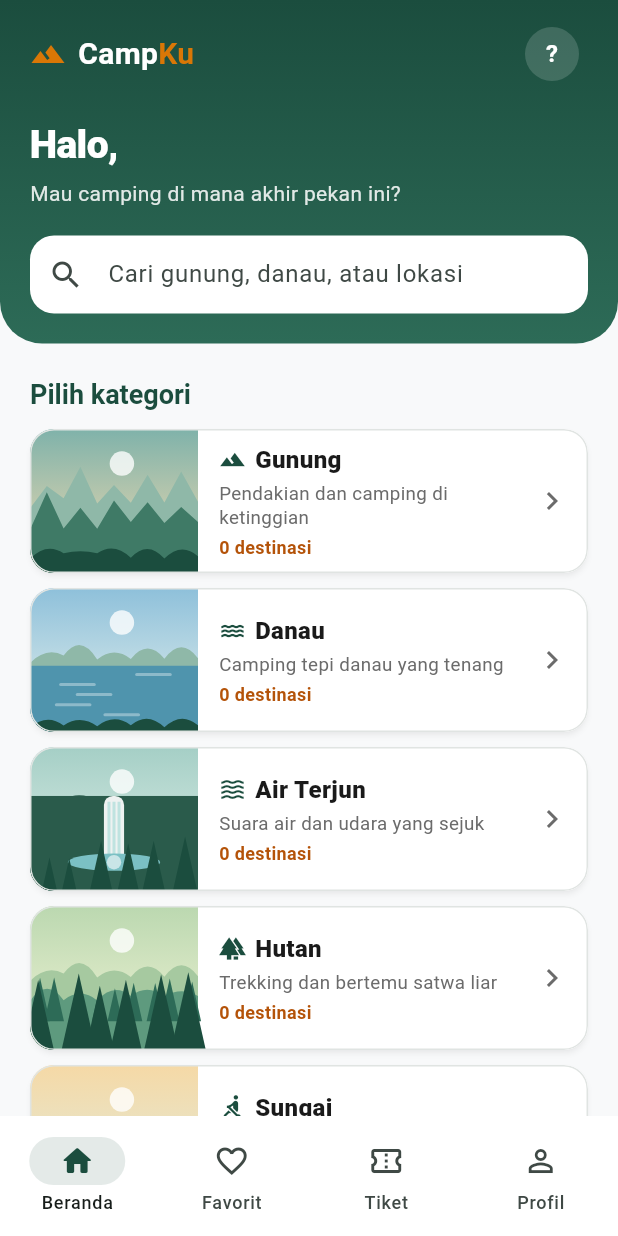
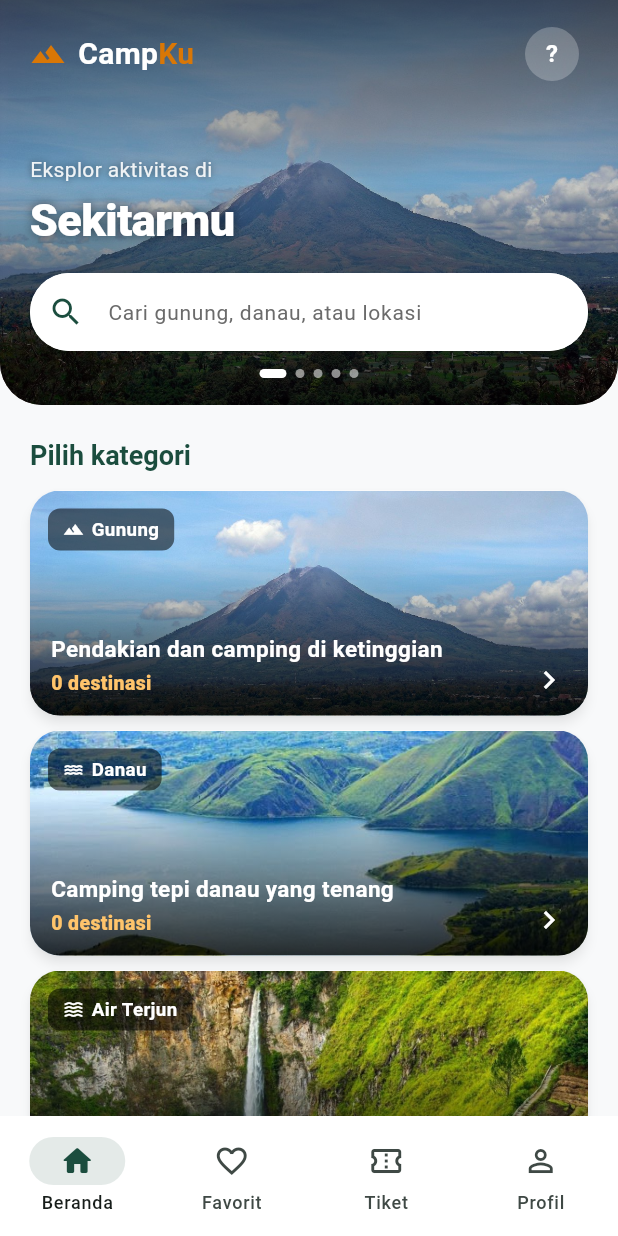
Before and after one commit to ZulfikriHarahap/campku, a Flutter app: the DashboardScreen screen opened directly, on a phone screen of 412 x 824 dp. Run offline on Flutter 3.47's test engine with Material 3 defaults, Android fonts, the phone set to English and light mode, and no system bars; our stand-ins replace cloud_firestore, firebase_core; accounts and stored records are empty.

Commit message:
menambahkan gambar untuk ditampilkan di card kategori

```diff
--- a/lib/data/destinations_data.dart
+++ b/lib/data/destinations_data.dart
@@ -8,6 +8,10 @@ class Category {
 
   /// Kalimat singkat yang tampil di kartu kategori pada beranda.
   final String tagline;
+
+  /// Foto representatif kategori, dipakai di header & kartu kategori beranda.
+  String get imageAsset =>
+      'assets/images/category_${label.toLowerCase().replaceAll(' ', '_')}.jpg';
 }
 
 const List<Category> kCategories = [
--- a/lib/screens/dashboard/dashboard_screen.dart
+++ b/lib/screens/dashboard/dashboard_screen.dart
@@ -1,3 +1,5 @@
+import 'dart:async';
+
 import 'package:flutter/material.dart';
 import 'package:flutter/services.dart';
 
@@ -33,6 +35,11 @@ class _DashboardScreenState extends State<DashboardScreen> {
   final DestinationService _destinations = DestinationService.instance;
   final BookingService _bookings = BookingService.instance;
 
+  // Header beranda: foto latar yang bergeser otomatis.
+  final PageController _bannerController = PageController();
+  Timer? _bannerTimer;
+  int _bannerPage = 0;
+
   AppUser? get _user => AuthService.currentUser;
   Set<String> get _favorites => AuthService.favorites;
   bool get _isAdmin => _user?.isAdmin ?? false;
@@ -49,10 +56,21 @@ class _DashboardScreenState extends State<DashboardScreen> {
     _destinations.addListener(_onDestinationsChanged);
     // Muat ulang jumlah "Booking menunggu" di profil admin.
     _bookings.addListener(_onDestinationsChanged);
+    _bannerTimer = Timer.periodic(const Duration(seconds: 4), (_) {
+      if (!mounted || !_bannerController.hasClients) return;
+      final next = (_bannerPage + 1) % kCategories.length;
+      _bannerController.animateToPage(
+        next,
+        duration: const Duration(milliseconds: 700),
+        curve: Curves.easeInOut,
+      );
+    });
   }
 
   @override
   void dispose() {
+    _bannerTimer?.cancel();
+    _bannerController.dispose();
     _destinations.removeListener(_onDestinationsChanged);
     _bookings.removeListener(_onDestinationsChanged);
     _searchController.dispose();
@@ -313,8 +331,50 @@ class _DashboardScreenState extends State<DashboardScreen> {
 
   Widget _homeHeader() {
     final user = _user;
-    return _headerShell(
-      bottom: 20,
+    final top = MediaQuery.paddingOf(context).top;
+
+    return ClipRRect(
+      borderRadius: const BorderRadius.vertical(bottom: Radius.circular(28)),
+      child: SizedBox(
+        height: top + 270,
+        child: Stack(
+          fit: StackFit.expand,
+          children: [
+            // Foto latar yang bergeser sendiri tiap beberapa detik.
+            PageView.builder(
+              controller: _bannerController,
+              itemCount: kCategories.length,
+              onPageChanged: (i) => setState(() => _bannerPage = i),
+              itemBuilder: (_, i) => Image.asset(
+                kCategories[i].imageAsset,
+                fit: BoxFit.cover,
+                excludeFromSemantics: true,
+                errorBuilder: (_, __, ___) => Container(
+                  decoration: const BoxDecoration(
+                    gradient: LinearGradient(
+                      begin: Alignment.topCenter,
+                      end: Alignment.bottomCenter,
+                      colors: [kPrimary, kPrimaryLight],
+                    ),
+                  ),
+                ),
+              ),
+            ),
+            // Lapisan gelap supaya teks & logo tetap terbaca di atas foto.
+            const IgnorePointer(
+              child: DecoratedBox(
+                decoration: BoxDecoration(
+                  gradient: LinearGradient(
+                    begin: Alignment.topCenter,
+                    end: Alignment.bottomCenter,
+                    colors: [Color(0x99000000), Color(0x33000000), Color(0xB3000000)],
+                    stops: [0, 0.45, 1],
+                  ),
+                ),
+              ),
+            ),
+            Padding(
+              padding: EdgeInsets.fromLTRB(20, top + 12, 20, 18),
               child: Column(
                 crossAxisAlignment: CrossAxisAlignment.start,
                 children: [
@@ -324,13 +384,15 @@ class _DashboardScreenState extends State<DashboardScreen> {
                       const SizedBox(width: 8),
                       const Text.rich(
                         TextSpan(
-                  style: TextStyle(fontSize: 20, fontWeight: FontWeight.bold),
+                          style: TextStyle(
+                              fontSize: 20, fontWeight: FontWeight.bold),
                           children: [
                             TextSpan(
                               text: 'Camp',
                               style: TextStyle(color: Colors.white),
                             ),
-                    TextSpan(text: 'Ku', style: TextStyle(color: kAccent)),
+                            TextSpan(
+                                text: 'Ku', style: TextStyle(color: kAccent)),
                           ],
                         ),
                       ),
@@ -345,7 +407,7 @@ class _DashboardScreenState extends State<DashboardScreen> {
                             padding: const EdgeInsets.all(6),
                             child: CircleAvatar(
                               radius: 18,
-                      backgroundColor: Colors.white.withAlpha(40),
+                              backgroundColor: Colors.white.withAlpha(60),
                               child: Text(
                                 user?.initial ?? 'P',
                                 style: const TextStyle(
@@ -359,36 +421,72 @@ class _DashboardScreenState extends State<DashboardScreen> {
                       ),
                     ],
                   ),
-          const SizedBox(height: 18),
+                  const Spacer(),
                   Text(
-            'Halo, ${user?.firstName ?? 'Petualang'}',
-            style: const TextStyle(
+                    'Eksplor aktivitas di',
+                    style: TextStyle(
+                      color: Colors.white.withAlpha(230),
+                      fontSize: 14,
+                      shadows: const [Shadow(blurRadius: 6, color: Colors.black54)],
+                    ),
+                  ),
+                  const SizedBox(height: 2),
+                  const Text(
+                    'Sekitarmu',
+                    style: TextStyle(
                       color: Colors.white,
-              fontSize: 26,
+                      fontSize: 30,
                       fontWeight: FontWeight.w800,
                       letterSpacing: -0.4,
+                      shadows: [Shadow(blurRadius: 8, color: Colors.black54)],
                     ),
                   ),
-          const SizedBox(height: 4),
-          Text(
-            'Mau camping di mana akhir pekan ini?',
-            style: TextStyle(color: Colors.white.withAlpha(220), fontSize: 14),
+                  const SizedBox(height: 14),
+                  _searchField(),
+                  const SizedBox(height: 12),
+                  Center(child: _bannerDots()),
+                ],
               ),
-          const SizedBox(height: 18),
-          _searchField(),
+            ),
           ],
+        ),
       ),
     );
   }
 
+  /// Titik penanda foto latar yang sedang tampil.
+  Widget _bannerDots() {
+    return Row(
+      mainAxisSize: MainAxisSize.min,
+      children: [
+        for (var i = 0; i < kCategories.length; i++)
+          AnimatedContainer(
+            duration: const Duration(milliseconds: 250),
+            margin: const EdgeInsets.symmetric(horizontal: 3),
+            width: i == _bannerPage ? 18 : 6,
+            height: 6,
+            decoration: BoxDecoration(
+              color: i == _bannerPage ? Colors.white : Colors.white54,
+              borderRadius: BorderRadius.circular(3),
+            ),
+          ),
+      ],
+    );
+  }
+
   Widget _searchField() {
-    return TextField(
+    return Material(
+      elevation: 4,
+      shadowColor: Colors.black45,
+      borderRadius: BorderRadius.circular(30),
+      child: TextField(
         controller: _searchController,
         onChanged: (v) => setState(() => _query = v),
         textInputAction: TextInputAction.search,
         decoration: InputDecoration(
           hintText: 'Cari gunung, danau, atau lokasi',
-        prefixIcon: const Icon(Icons.search),
+          hintStyle: const TextStyle(color: kTextMuted, fontSize: 14),
+          prefixIcon: const Icon(Icons.search, color: kPrimary),
           suffixIcon: _query.isEmpty
               ? null
               : IconButton(
@@ -400,8 +498,9 @@ class _DashboardScreenState extends State<DashboardScreen> {
           fillColor: Colors.white,
           contentPadding: const EdgeInsets.symmetric(vertical: 14),
           border: OutlineInputBorder(
-          borderRadius: BorderRadius.circular(16),
+            borderRadius: BorderRadius.circular(30),
             borderSide: BorderSide.none,
+          ),
         ),
       ),
     );
@@ -431,79 +530,65 @@ class _DashboardScreenState extends State<DashboardScreen> {
 
   Widget _categoryCard(int index) {
     final c = kCategories[index];
-    final inCategory = _destinations.byCategory(c.label);
-    final count = inCategory.length;
+    final count = _destinations.byCategory(c.label).length;
 
     return Semantics(
       button: true,
       label: 'Buka kategori ${c.label}, $count destinasi',
       child: Card(
-        elevation: 1.5,
+        elevation: 3,
         color: kCardBg,
         surfaceTintColor: Colors.transparent,
-        shadowColor: Colors.black26,
+        shadowColor: Colors.black38,
         clipBehavior: Clip.antiAlias,
         margin: EdgeInsets.zero,
-        shape: RoundedRectangleBorder(
-          borderRadius: BorderRadius.circular(16),
-          side: const BorderSide(color: kBorder),
-        ),
+        shape: RoundedRectangleBorder(borderRadius: BorderRadius.circular(20)),
         child: InkWell(
           onTap: () => _openCategory(c),
           child: SizedBox(
-            height: 96,
-            child: Row(
+            height: 150,
+            child: Stack(
+              fit: StackFit.expand,
               children: [
-                SizedBox(
-                  width: 112,
-                  height: double.infinity,
-                  // Kategori bisa kosong jika admin menghapus semua isinya.
-                  child: inCategory.isEmpty
-                      ? LandscapeArt(category: c.label)
-                      : DestinationImage(destination: inCategory.first),
+                Image.asset(
+                  c.imageAsset,
+                  fit: BoxFit.cover,
+                  excludeFromSemantics: true,
+                  // Cadangan jika foto belum ada: ilustrasi lanskap.
+                  errorBuilder: (_, __, ___) =>
+                      LandscapeArt(category: c.label),
                 ),
-                Expanded(
-                  child: Padding(
-                    padding: const EdgeInsets.fromLTRB(14, 0, 8, 0),
-                    child: Column(
-                      mainAxisAlignment: MainAxisAlignment.center,
-                      crossAxisAlignment: CrossAxisAlignment.start,
-                      children: [
-                        Row(
-                          children: [
-                            Icon(c.icon, size: 18, color: kPrimary),
-                            const SizedBox(width: 6),
-                            Flexible(
-                              child: Text(
-                                c.label,
-                                maxLines: 1,
-                                overflow: TextOverflow.ellipsis,
-                                style: const TextStyle(
-                                  fontWeight: FontWeight.w800,
-                                  fontSize: 16,
-                                  color: kTextDark,
+                const DecoratedBox(
+                  decoration: BoxDecoration(
+                    gradient: LinearGradient(
+                      begin: Alignment.topCenter,
+                      end: Alignment.bottomCenter,
+                      colors: [Color(0x00000000), Color(0xCC000000)],
+                      stops: [0.3, 1],
                     ),
                   ),
                 ),
-                          ],
+                // Label kategori di pojok kiri atas, seperti referensi.
+                Positioned(
+                  top: 12,
+                  left: 12,
+                  child: Container(
+                    padding: const EdgeInsets.symmetric(
+                        horizontal: 10, vertical: 5),
+                    decoration: BoxDecoration(
+                      color: Colors.black54,
+                      borderRadius: BorderRadius.circular(8),
                     ),
-                        const SizedBox(height: 3),
+                    child: Row(
+                      mainAxisSize: MainAxisSize.min,
+                      children: [
+                        Icon(c.icon, size: 14, color: Colors.white),
+                        const SizedBox(width: 5),
                         Text(
-                          c.tagline,
-                          maxLines: 2,
-                          overflow: TextOverflow.ellipsis,
+                          c.label,
                           style: const TextStyle(
-                            color: kTextMuted,
+                            color: Colors.white,
                             fontSize: 12.5,
-                            height: 1.25,
-                          ),
-                        ),
-                        const SizedBox(height: 3),
-                        Text(
-                          '$count destinasi',
-                          style: const TextStyle(
-                            color: kAccentText,
-                            fontSize: 12,
                             fontWeight: FontWeight.w700,
                           ),
                         ),
@@ -511,9 +596,45 @@ class _DashboardScreenState extends State<DashboardScreen> {
                     ),
                   ),
                 ),
-                Padding(
-                  padding: const EdgeInsets.only(right: 12),
-                  child: const Icon(Icons.chevron_right, color: kTextMuted),
+                Positioned(
+                  left: 14,
+                  right: 14,
+                  bottom: 12,
+                  child: Row(
+                    crossAxisAlignment: CrossAxisAlignment.end,
+                    children: [
+                      Expanded(
+                        child: Column(
+                          crossAxisAlignment: CrossAxisAlignment.start,
+                          mainAxisSize: MainAxisSize.min,
+                          children: [
+                            Text(
+                              c.tagline,
+                              maxLines: 2,
+                              overflow: TextOverflow.ellipsis,
+                              style: const TextStyle(
+                                color: Colors.white,
+                                fontSize: 15,
+                                fontWeight: FontWeight.w700,
+                                height: 1.2,
+                              ),
+                            ),
+                            const SizedBox(height: 4),
+                            Text(
+                              '$count destinasi',
+                              style: const TextStyle(
+                                color: Color(0xFFFFC46B),
+                                fontSize: 13,
+                                fontWeight: FontWeight.w800,
+                              ),
+                            ),
+                          ],
+                        ),
+                      ),
+                      const SizedBox(width: 8),
+                      const Icon(Icons.chevron_right, color: Colors.white),
+                    ],
+                  ),
                 ),
               ],
             ),
```
Also changed, not shown: assets/images/category_air_terjun.jpg (added), assets/images/category_danau.jpg (added), assets/images/category_gunung.jpg (added), assets/images/category_hutan.jpg (added), assets/images/category_sungai.jpg (added). Lines whose indentation alone changed are shown as unchanged.
